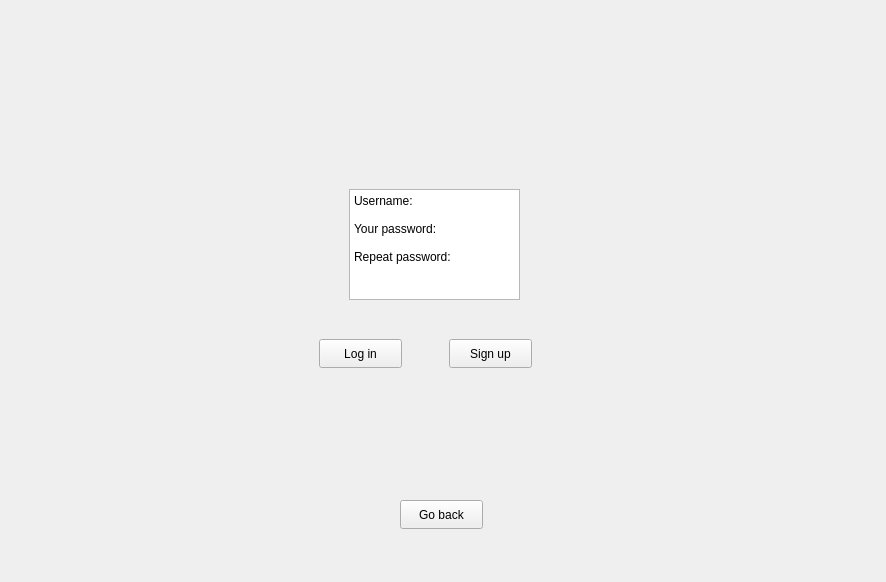
First picture: the form in loginwindow.ui, repository MateuszWiewiora/Casino-Qt, before the edit.
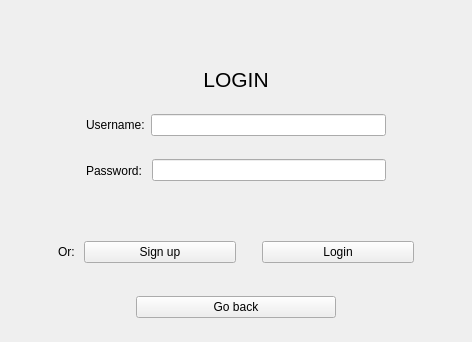
Second picture: the form after the edit. The open tabs and pages were chosen to show the change.

Commit message: I am super extra Qt designer - responsive changes in login ui :)

What changed in the file:
```diff
--- a/loginwindow.ui
+++ b/loginwindow.ui
@@ -6,136 +6,615 @@
    <rect>
     <x>0</x>
     <y>0</y>
-    <width>886</width>
-    <height>582</height>
+    <width>472</width>
+    <height>342</height>
    </rect>
   </property>
   <property name="windowTitle">
    <string>Form</string>
   </property>
-  <widget class="QPushButton" name="backButton">
-   <property name="geometry">
-    <rect>
-     <x>400</x>
-     <y>500</y>
-     <width>83</width>
-     <height>29</height>
-    </rect>
-   </property>
-   <property name="text">
-    <string>Go back</string>
-   </property>
-  </widget>
-  <widget class="QStackedWidget" name="stackedWidget">
-   <property name="geometry">
-    <rect>
-     <x>119</x>
-     <y>99</y>
-     <width>641</width>
-     <height>361</height>
-    </rect>
-   </property>
-   <property name="currentIndex">
-    <number>1</number>
-   </property>
-   <widget class="QWidget" name="page">
-    <widget class="QPushButton" name="loginButton">
-     <property name="geometry">
-      <rect>
-       <x>350</x>
-       <y>230</y>
-       <width>83</width>
-       <height>29</height>
-      </rect>
-     </property>
-     <property name="text">
-      <string>Log in</string>
-     </property>
+  <layout class="QVBoxLayout" name="verticalLayout_3">
+   <item>
+    <widget class="QWidget" name="widget" native="true">
+     <layout class="QVBoxLayout" name="verticalLayout_2">
+      <item>
+       <widget class="QStackedWidget" name="stackedWidget">
+        <property name="currentIndex">
+         <number>1</number>
+        </property>
+        <widget class="QWidget" name="loginPage">
+         <layout class="QVBoxLayout" name="verticalLayout_4">
+          <item>
+           <widget class="QWidget" name="widget_4" native="true">
+            <layout class="QHBoxLayout" name="horizontalLayout_3">
+             <property name="leftMargin">
+              <number>0</number>
+             </property>
+             <property name="topMargin">
+              <number>0</number>
+             </property>
+             <property name="rightMargin">
+              <number>0</number>
+             </property>
+             <property name="bottomMargin">
+              <number>0</number>
+             </property>
+             <item>
+              <spacer name="verticalSpacer">
+               <property name="orientation">
+                <enum>Qt::Orientation::Vertical</enum>
+               </property>
+               <property name="sizeHint" stdset="0">
+                <size>
+                 <width>0</width>
+                 <height>40</height>
+                </size>
+               </property>
+              </spacer>
+             </item>
+             <item>
+              <widget class="QWidget" name="widget_6" native="true">
+               <property name="maximumSize">
+                <size>
+                 <width>300</width>
+                 <height>130</height>
+                </size>
+               </property>
+               <layout class="QVBoxLayout" name="verticalLayout_6">
+                <property name="leftMargin">
+                 <number>0</number>
+                </property>
+                <property name="topMargin">
+                 <number>0</number>
+                </property>
+                <property name="rightMargin">
+                 <number>0</number>
+                </property>
+                <property name="bottomMargin">
+                 <number>0</number>
+                </property>
+                <item>
+                 <widget class="QLabel" name="label_4">
+                  <property name="font">
+                   <font>
+                    <pointsize>16</pointsize>
+                   </font>
+                  </property>
+                  <property name="text">
+                   <string>LOGIN</string>
+                  </property>
+                  <property name="alignment">
+                   <set>Qt::AlignmentFlag::AlignCenter</set>
+                  </property>
+                 </widget>
+                </item>
+                <item>
+                 <widget class="QWidget" name="widget_7" native="true">
+                  <property name="maximumSize">
+                   <size>
+                    <width>300</width>
+                    <height>60</height>
+                   </size>
+                  </property>
+                  <layout class="QHBoxLayout" name="horizontalLayout_5">
+                   <property name="leftMargin">
+                    <number>0</number>
+                   </property>
+                   <property name="topMargin">
+                    <number>0</number>
+                   </property>
+                   <property name="rightMargin">
+                    <number>0</number>
+                   </property>
+                   <property name="bottomMargin">
+                    <number>0</number>
+                   </property>
+                   <item>
+                    <widget class="QLabel" name="usernameLabel">
+                     <property name="maximumSize">
+                      <size>
+                       <width>75</width>
+                       <height>16777215</height>
+                      </size>
+                     </property>
+                     <property name="text">
+                      <string>Username:</string>
+                     </property>
+                    </widget>
+                   </item>
+                   <item>
+                    <widget class="QLineEdit" name="usernameLineEdit">
+                     <property name="maximumSize">
+                      <size>
+                       <width>250</width>
+                       <height>16777215</height>
+                      </size>
+                     </property>
+                    </widget>
+                   </item>
+                  </layout>
+                 </widget>
+                </item>
+                <item>
+                 <widget class="QWidget" name="widget_5" native="true">
+                  <property name="maximumSize">
+                   <size>
+                    <width>300</width>
+                    <height>60</height>
+                   </size>
+                  </property>
+                  <layout class="QHBoxLayout" name="horizontalLayout_4">
+                   <property name="leftMargin">
+                    <number>0</number>
+                   </property>
+                   <property name="topMargin">
+                    <number>0</number>
+                   </property>
+                   <property name="rightMargin">
+                    <number>0</number>
+                   </property>
+                   <property name="bottomMargin">
+                    <number>0</number>
+                   </property>
+                   <item>
+                    <widget class="QLabel" name="passwordLabel">
+                     <property name="maximumSize">
+                      <size>
+                       <width>75</width>
+                       <height>16777215</height>
+                      </size>
+                     </property>
+                     <property name="text">
+                      <string>Password: </string>
+                     </property>
+                    </widget>
+                   </item>
+                   <item>
+                    <widget class="QLineEdit" name="passwordLineEdit">
+                     <property name="text">
+                      <string/>
+                     </property>
+                     <property name="echoMode">
+                      <enum>QLineEdit::EchoMode::Password</enum>
+                     </property>
+                    </widget>
+                   </item>
+                  </layout>
+                 </widget>
+                </item>
+               </layout>
+              </widget>
+             </item>
+             <item>
+              <spacer name="verticalSpacer_2">
+               <property name="orientation">
+                <enum>Qt::Orientation::Vertical</enum>
+               </property>
+               <property name="sizeHint" stdset="0">
+                <size>
+                 <width>0</width>
+                 <height>40</height>
+                </size>
+               </property>
+              </spacer>
+             </item>
+            </layout>
+           </widget>
+          </item>
+          <item>
+           <widget class="QWidget" name="widget_3" native="true">
+            <property name="maximumSize">
+             <size>
+              <width>16777215</width>
+              <height>50</height>
+             </size>
+            </property>
+            <layout class="QHBoxLayout" name="horizontalLayout_2">
+             <item>
+              <spacer name="verticalSpacer_3">
+               <property name="orientation">
+                <enum>Qt::Orientation::Vertical</enum>
+               </property>
+               <property name="sizeHint" stdset="0">
+                <size>
+                 <width>20</width>
+                 <height>40</height>
+                </size>
+               </property>
+              </spacer>
+             </item>
+             <item>
+              <widget class="QLabel" name="label_3">
+               <property name="maximumSize">
+                <size>
+                 <width>20</width>
+                 <height>16777215</height>
+                </size>
+               </property>
+               <property name="text">
+                <string>Or:</string>
+               </property>
+              </widget>
+             </item>
+             <item>
+              <widget class="QPushButton" name="goregisterButton">
+               <property name="maximumSize">
+                <size>
+                 <width>16777215</width>
+                 <height>16777215</height>
+                </size>
+               </property>
+               <property name="text">
+                <string>Sign up</string>
+               </property>
+              </widget>
+             </item>
+             <item>
+              <spacer name="verticalSpacer_5">
+               <property name="orientation">
+                <enum>Qt::Orientation::Vertical</enum>
+               </property>
+               <property name="sizeHint" stdset="0">
+                <size>
+                 <width>20</width>
+                 <height>40</height>
+                </size>
+               </property>
+              </spacer>
+             </item>
+             <item>
+              <widget class="QPushButton" name="loginButton">
+               <property name="text">
+                <string>Login</string>
+               </property>
+              </widget>
+             </item>
+             <item>
+              <spacer name="verticalSpacer_4">
+               <property name="orientation">
+                <enum>Qt::Orientation::Vertical</enum>
+               </property>
+               <property name="sizeHint" stdset="0">
+                <size>
+                 <width>20</width>
+                 <height>40</height>
+                </size>
+               </property>
+              </spacer>
+             </item>
+            </layout>
+           </widget>
+          </item>
+         </layout>
+        </widget>
+        <widget class="QWidget" name="registerPage">
+         <layout class="QVBoxLayout" name="verticalLayout">
+          <item>
+           <widget class="QWidget" name="widget_10" native="true">
+            <layout class="QHBoxLayout" name="horizontalLayout_7">
+             <property name="leftMargin">
+              <number>0</number>
+             </property>
+             <property name="topMargin">
+              <number>0</number>
+             </property>
+             <property name="rightMargin">
+              <number>0</number>
+             </property>
+             <property name="bottomMargin">
+              <number>0</number>
+             </property>
+             <item>
+              <spacer name="verticalSpacer_11">
+               <property name="orientation">
+                <enum>Qt::Orientation::Vertical</enum>
+               </property>
+               <property name="sizeHint" stdset="0">
+                <size>
+                 <width>0</width>
+                 <height>40</height>
+                </size>
+               </property>
+              </spacer>
+             </item>
+             <item>
+              <widget class="QWidget" name="widget_11" native="true">
+               <property name="maximumSize">
+                <size>
+                 <width>300</width>
+                 <height>130</height>
+                </size>
+               </property>
+               <layout class="QVBoxLayout" name="verticalLayout_7">
+                <property name="leftMargin">
+                 <number>0</number>
+                </property>
+                <property name="topMargin">
+                 <number>0</number>
+                </property>
+                <property name="rightMargin">
+                 <number>0</number>
+                </property>
+                <property name="bottomMargin">
+                 <number>0</number>
+                </property>
+                <item>
+                 <widget class="QLabel" name="label_2">
+                  <property name="font">
+                   <font>
+                    <pointsize>16</pointsize>
+                   </font>
+                  </property>
+                  <property name="text">
+                   <string>SIGN UP</string>
+                  </property>
+                  <property name="alignment">
+                   <set>Qt::AlignmentFlag::AlignCenter</set>
+                  </property>
+                 </widget>
+                </item>
+                <item>
+                 <widget class="QWidget" name="widget_12" native="true">
+                  <property name="maximumSize">
+                   <size>
+                    <width>300</width>
+                    <height>60</height>
+                   </size>
+                  </property>
+                  <layout class="QHBoxLayout" name="horizontalLayout_8">
+                   <property name="leftMargin">
+                    <number>0</number>
+                   </property>
+                   <property name="topMargin">
+                    <number>0</number>
+                   </property>
+                   <property name="rightMargin">
+                    <number>0</number>
+                   </property>
+                   <property name="bottomMargin">
+                    <number>0</number>
+                   </property>
+                   <item>
+                    <widget class="QLabel" name="usernameLabel_2">
+                     <property name="maximumSize">
+                      <size>
+                       <width>75</width>
+                       <height>16777215</height>
+                      </size>
+                     </property>
+                     <property name="text">
+                      <string>Username:</string>
+                     </property>
+                    </widget>
+                   </item>
+                   <item>
+                    <widget class="QLineEdit" name="usernameLineEdit_2">
+                     <property name="maximumSize">
+                      <size>
+                       <width>250</width>
+                       <height>16777215</height>
+                      </size>
+                     </property>
+                    </widget>
+                   </item>
+                  </layout>
+                 </widget>
+                </item>
+                <item>
+                 <widget class="QWidget" name="widget_13" native="true">
+                  <property name="maximumSize">
+                   <size>
+                    <width>300</width>
+                    <height>60</height>
+                   </size>
+                  </property>
+                  <layout class="QHBoxLayout" name="horizontalLayout_9">
+                   <property name="leftMargin">
+                    <number>0</number>
+                   </property>
+                   <property name="topMargin">
+                    <number>0</number>
+                   </property>
+                   <property name="rightMargin">
+                    <number>0</number>
+                   </property>
+                   <property name="bottomMargin">
+                    <number>0</number>
+                   </property>
+                   <item>
+                    <widget class="QLabel" name="passwordLabel_2">
+                     <property name="maximumSize">
+                      <size>
+                       <width>75</width>
+                       <height>16777215</height>
+                      </size>
+                     </property>
+                     <property name="text">
+                      <string>Password: </string>
+                     </property>
+                    </widget>
+                   </item>
+                   <item>
+                    <widget class="QLineEdit" name="passwordLineEdit_2">
+                     <property name="text">
+                      <string/>
+                     </property>
+                     <property name="echoMode">
+                      <enum>QLineEdit::EchoMode::Password</enum>
+                     </property>
+                    </widget>
+                   </item>
+                  </layout>
+                 </widget>
+                </item>
+               </layout>
+              </widget>
+             </item>
+             <item>
+              <spacer name="verticalSpacer_12">
+               <property name="orientation">
+                <enum>Qt::Orientation::Vertical</enum>
+               </property>
+               <property name="sizeHint" stdset="0">
+                <size>
+                 <width>0</width>
+                 <height>40</height>
+                </size>
+               </property>
+              </spacer>
+             </item>
+            </layout>
+           </widget>
+          </item>
+          <item>
+           <widget class="QWidget" name="widget_2" native="true">
+            <property name="maximumSize">
+             <size>
+              <width>16777215</width>
+              <height>50</height>
+             </size>
+            </property>
+            <layout class="QHBoxLayout" name="horizontalLayout">
+             <item>
+              <spacer name="verticalSpacer_8">
+               <property name="orientation">
+                <enum>Qt::Orientation::Vertical</enum>
+               </property>
+               <property name="sizeHint" stdset="0">
+                <size>
+                 <width>20</width>
+                 <height>40</height>
+                </size>
+               </property>
+              </spacer>
+             </item>
+             <item>
+              <widget class="QLabel" name="label">
+               <property name="maximumSize">
+                <size>
+                 <width>20</width>
+                 <height>16777215</height>
+                </size>
+               </property>
+               <property name="text">
+                <string>Or:</string>
+               </property>
+              </widget>
+             </item>
+             <item>
+              <widget class="QPushButton" name="gologinButton">
+               <property name="text">
+                <string>Log in</string>
+               </property>
+              </widget>
+             </item>
+             <item>
+              <spacer name="verticalSpacer_9">
+               <property name="orientation">
+                <enum>Qt::Orientation::Vertical</enum>
+               </property>
+               <property name="sizeHint" stdset="0">
+                <size>
+                 <width>20</width>
+                 <height>40</height>
+                </size>
+               </property>
+              </spacer>
+             </item>
+             <item>
+              <widget class="QPushButton" name="registerButton">
+               <property name="text">
+                <string>Sign up</string>
+               </property>
+              </widget>
+             </item>
+             <item>
+              <spacer name="verticalSpacer_10">
+               <property name="orientation">
+                <enum>Qt::Orientation::Vertical</enum>
+               </property>
+               <property name="sizeHint" stdset="0">
+                <size>
+                 <width>20</width>
+                 <height>40</height>
+                </size>
+               </property>
+              </spacer>
+             </item>
+            </layout>
+           </widget>
+          </item>
+         </layout>
+        </widget>
+       </widget>
+      </item>
+      <item>
+       <widget class="QWidget" name="widget_8" native="true">
+        <property name="maximumSize">
+         <size>
+          <width>16777215</width>
+          <height>30</height>
+         </size>
+        </property>
+        <layout class="QHBoxLayout" name="horizontalLayout_6">
+         <property name="leftMargin">
+          <number>0</number>
+         </property>
+         <property name="topMargin">
+          <number>0</number>
+         </property>
+         <property name="rightMargin">
+          <number>0</number>
+         </property>
+         <property name="bottomMargin">
+          <number>0</number>
+         </property>
+         <item>
+          <spacer name="verticalSpacer_6">
+           <property name="orientation">
+            <enum>Qt::Orientation::Vertical</enum>
+           </property>
+           <property name="sizeHint" stdset="0">
+            <size>
+             <width>20</width>
+             <height>40</height>
+            </size>
+           </property>
+          </spacer>
+         </item>
+         <item>
+          <widget class="QPushButton" name="backButton">
+           <property name="maximumSize">
+            <size>
+             <width>200</width>
+             <height>16777215</height>
+            </size>
+           </property>
+           <property name="text">
+            <string>Go back</string>
+           </property>
+          </widget>
+         </item>
+         <item>
+          <spacer name="verticalSpacer_7">
+           <property name="orientation">
+            <enum>Qt::Orientation::Vertical</enum>
+           </property>
+           <property name="sizeHint" stdset="0">
+            <size>
+             <width>20</width>
+             <height>40</height>
+            </size>
+           </property>
+          </spacer>
+         </item>
+        </layout>
+       </widget>
+      </item>
+     </layout>
     </widget>
-    <widget class="QPushButton" name="goregisterButton">
-     <property name="geometry">
-      <rect>
-       <x>180</x>
-       <y>230</y>
-       <width>83</width>
-       <height>29</height>
-      </rect>
-     </property>
-     <property name="text">
-      <string>Sign up</string>
-     </property>
-    </widget>
-    <widget class="QTextEdit" name="textEdit">
-     <property name="geometry">
-      <rect>
-       <x>250</x>
-       <y>100</y>
-       <width>111</width>
-       <height>71</height>
-      </rect>
-     </property>
-     <property name="html">
-      <string>&lt;!DOCTYPE HTML PUBLIC &quot;-//W3C//DTD HTML 4.0//EN&quot; &quot;http://www.w3.org/TR/REC-html40/strict.dtd&quot;&gt;
-&lt;html&gt;&lt;head&gt;&lt;meta name=&quot;qrichtext&quot; content=&quot;1&quot; /&gt;&lt;meta charset=&quot;utf-8&quot; /&gt;&lt;style type=&quot;text/css&quot;&gt;
-p, li { white-space: pre-wrap; }
-hr { height: 1px; border-width: 0; }
-li.unchecked::marker { content: &quot;\2610&quot;; }
-li.checked::marker { content: &quot;\2612&quot;; }
-&lt;/style&gt;&lt;/head&gt;&lt;body style=&quot; font-family:'Segoe UI'; font-size:9pt; font-weight:400; font-style:normal;&quot;&gt;
-&lt;p style=&quot; margin-top:0px; margin-bottom:0px; margin-left:0px; margin-right:0px; -qt-block-indent:0; text-indent:0px;&quot;&gt;Username:&lt;br /&gt;&lt;br /&gt;Password:&lt;/p&gt;&lt;/body&gt;&lt;/html&gt;</string>
-     </property>
-    </widget>
-   </widget>
-   <widget class="QWidget" name="page_2">
-    <widget class="QPushButton" name="registerButton">
-     <property name="geometry">
-      <rect>
-       <x>330</x>
-       <y>240</y>
-       <width>83</width>
-       <height>29</height>
-      </rect>
-     </property>
-     <property name="text">
-      <string>Sign up</string>
-     </property>
-    </widget>
-    <widget class="QPushButton" name="gologinButton">
-     <property name="geometry">
-      <rect>
-       <x>200</x>
-       <y>240</y>
-       <width>83</width>
-       <height>29</height>
-      </rect>
-     </property>
-     <property name="text">
-      <string>Log in</string>
-     </property>
-    </widget>
-    <widget class="QTextEdit" name="textEdit_3">
-     <property name="geometry">
-      <rect>
-       <x>230</x>
-       <y>90</y>
-       <width>171</width>
-       <height>111</height>
-      </rect>
-     </property>
-     <property name="html">
-      <string>&lt;!DOCTYPE HTML PUBLIC &quot;-//W3C//DTD HTML 4.0//EN&quot; &quot;http://www.w3.org/TR/REC-html40/strict.dtd&quot;&gt;
-&lt;html&gt;&lt;head&gt;&lt;meta name=&quot;qrichtext&quot; content=&quot;1&quot; /&gt;&lt;meta charset=&quot;utf-8&quot; /&gt;&lt;style type=&quot;text/css&quot;&gt;
-p, li { white-space: pre-wrap; }
-hr { height: 1px; border-width: 0; }
-li.unchecked::marker { content: &quot;\2610&quot;; }
-li.checked::marker { content: &quot;\2612&quot;; }
-&lt;/style&gt;&lt;/head&gt;&lt;body style=&quot; font-family:'Segoe UI'; font-size:9pt; font-weight:400; font-style:normal;&quot;&gt;
-&lt;p style=&quot; margin-top:0px; margin-bottom:0px; margin-left:0px; margin-right:0px; -qt-block-indent:0; text-indent:0px;&quot;&gt;Username:&lt;br /&gt;&lt;br /&gt;Your password:&lt;/p&gt;
-&lt;p style=&quot; margin-top:0px; margin-bottom:0px; margin-left:0px; margin-right:0px; -qt-block-indent:0; text-indent:0px;&quot;&gt;&lt;br /&gt;Repeat password:&lt;/p&gt;&lt;/body&gt;&lt;/html&gt;</string>
-     </property>
-    </widget>
-   </widget>
-  </widget>
+   </item>
+  </layout>
  </widget>
  <resources/>
  <connections/>
```
The commit also changes 1 other file.
